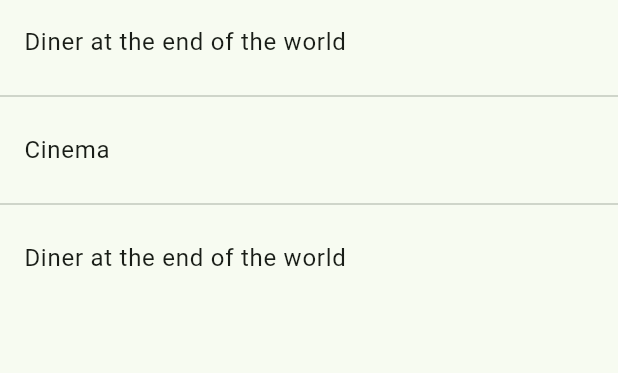
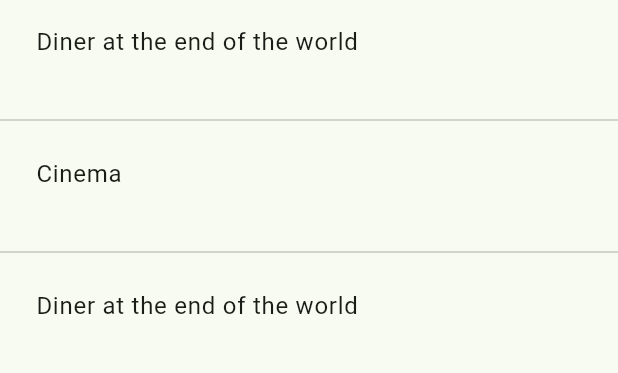
Before and after one commit to morphet81/splity-z, a Flutter app: the SplitsPage screen opened by its route, on a phone screen of 412 x 824 dp, the part 84-457 px from its top. Run offline on Flutter 3.47's test engine with Material 3 defaults, Android fonts, the phone set to English and light mode, and no system bars; our stand-ins replace equatable, flutter_bloc, go_router, google_fonts; generated files the repository leaves out were written again.

Commit message:
Fix splitee list item.

```diff
--- a/lib/shared/widgets/deletable_list_item_card.dart
+++ b/lib/shared/widgets/deletable_list_item_card.dart
@@ -40,7 +40,9 @@ class _DeletableListItemCardState extends State<DeletableListItemCard> with Sing
       _controller.reverse();
     }
 
-    return Stack(
+    return Padding(
+      padding: EdgeInsets.only(bottom: 16.0, left: 8.0, right: 8.0),
+      child: Stack(
         children: [
           ListItemDeleteButton(
             onPressed: widget.onDelete,
@@ -53,6 +55,7 @@ class _DeletableListItemCardState extends State<DeletableListItemCard> with Sing
             ),
           ),
         ],
+      ),
     );
   }
 }
--- a/lib/shared/widgets/list_item_delete_button.dart
+++ b/lib/shared/widgets/list_item_delete_button.dart
@@ -9,15 +9,15 @@ class ListItemDeleteButton extends StatelessWidget {
 
   @override
   Widget build(BuildContext context) {
-    return Positioned(
-      top: 0.0,
-      left: 0.0,
-      width: ListItemDeleteButton.DELETE_BUTTON_WIDTH,
-      child: IconButton(
-        onPressed: onPressed,
-        icon: const Icon(
-          Icons.delete,
-          color: Colors.red,
+    return Positioned.fill(
+      child: Align(
+        alignment: Alignment.centerLeft,
+        child: IconButton(
+          onPressed: onPressed,
+          icon: const Icon(
+            Icons.delete,
+            color: Colors.red,
+          ),
         ),
       ),
     );
```
Also changed, not shown: lib/split_details/widgets/splitee_list_item.dart (+5 -9 lines), lib/split_details/widgets/splitee_list_item_edit.dart (+0 -7 lines), lib/split_details/widgets/splitee_list_item_locked.dart (deleted, +0 -16 lines). Lines whose indentation alone changed are shown as unchanged.
